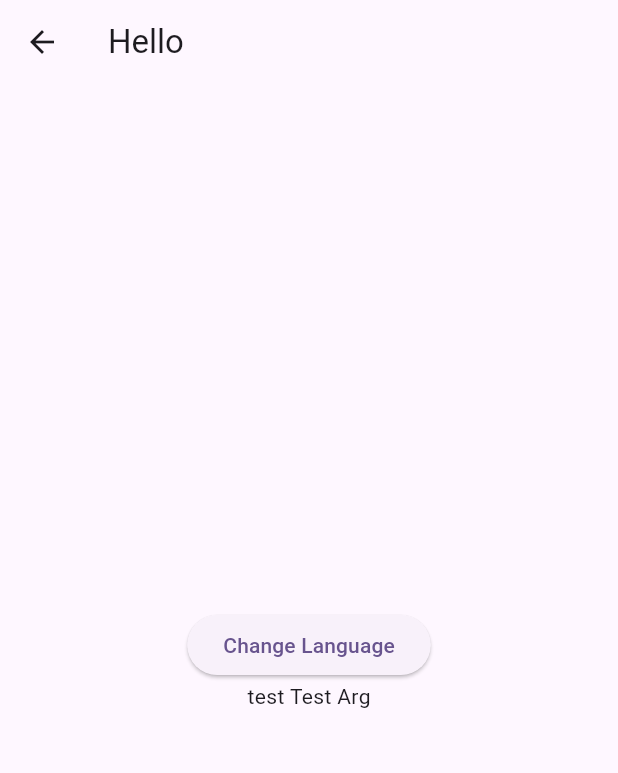
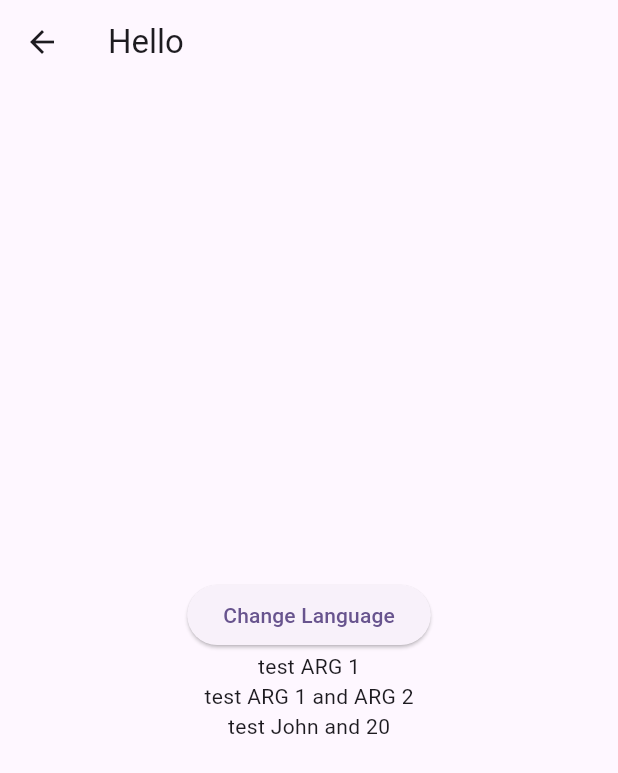
Before and after one commit to ANILSRGT/flutter_penta_core, a Flutter app: the screen it shows after launch, after a tap on "Localization Example", on a phone screen of 412 x 824 dp. Shown: the top 773 px of the screen. Run offline on Flutter 3.47's test engine with Material 3 defaults, Android fonts, the phone set to English and light mode, and no system bars; our stand-ins replace internet_connection_checker.

Commit message:
chore: update version to 2.1.0, enhance localization with contextless translation methods, and improve README with usage examples

```diff
--- a/example/assets/translations/en.json
+++ b/example/assets/translations/en.json
@@ -1,5 +1,7 @@
 {
   "greeting": "Hello",
   "changeLanguage": "Change Language",
-  "test": "test {}"
+  "test": "test {}",
+  "testMulti": "test {} and {}",
+  "testNamed": "test {name} and {age}"
 }
--- a/example/assets/translations/tr.json
+++ b/example/assets/translations/tr.json
@@ -1,5 +1,7 @@
 {
   "greeting": "Merhaba",
   "changeLanguage": "Dili Değiştir",
-  "test": "dene {}"
+  "test": "dene {}",
+  "testMulti": "dene {} ve {}",
+  "testNamed": "dene {name} ve {age}"
 }
--- a/example/lib/localization_example_page.dart
+++ b/example/lib/localization_example_page.dart
@@ -10,7 +10,7 @@ class LocalizationExamplePage extends StatelessWidget {
   @override
   Widget build(BuildContext context) {
     return Scaffold(
-      appBar: AppBar(title: Text(LocaleKeys.greeting.translate(context))),
+      appBar: AppBar(title: Text(LocaleKeys.greeting.tr())),
       body: Center(
         child: Column(
           mainAxisAlignment: MainAxisAlignment.center,
@@ -24,9 +24,16 @@ class LocalizationExamplePage extends StatelessWidget {
                         : AppLocale.en;
                 context.localeManagerNotifierRead.changeLocale(newLocale);
               },
-              child: Text(LocaleKeys.changeLanguage.translate(context)),
+              child: Text(LocaleKeys.changeLanguage.tr()),
             ),
-            Text(LocaleKeys.testArgs1.translateWithArgs(context, ['Test Arg'])),
+            Text(LocaleKeys.testArgs1.trWithArgs(['ARG 1'])),
+            Text(LocaleKeys.testMultiArgs2.trWithArgs(['ARG 1', 'ARG 2'])),
+            Text(
+              LocaleKeys.testNamedArgs2.trWithNamedArgs({
+                'name': 'John',
+                'age': '20',
+              }),
+            ),
           ],
         ),
       ),
--- a/lib/src/managers/locale/locale_manager.dart
+++ b/lib/src/managers/locale/locale_manager.dart
@@ -1,4 +1,5 @@
 import 'dart:convert' show jsonDecode;
+import 'dart:math' as math;
 
 import 'package:flutter/material.dart';
 import 'package:flutter/services.dart' show rootBundle;
@@ -13,6 +14,16 @@ class LocaleManager<T extends Enum> {
   static LocaleManager get I => _instance;
 
   final Map<T, Map<String, String>> _localizedStrings = {};
+  _LocaleManagerNotifier? _notifier;
+
+  /// Global notifier getter. Available for context-less translations.
+  _LocaleManagerNotifier? get notifier => _notifier;
+
+  /// Register the notifier created by the provider so translations
+  /// can be performed without a BuildContext.
+  void _registerNotifier(_LocaleManagerNotifier notifier) {
+    _notifier = notifier;
+  }
 
   /// ex. json file path: `assets/translations/`
   /// <br/>ex. json file name: `en.json` or `enUS.json`
--- a/lib/src/managers/locale/locale_manager_extension.dart
+++ b/lib/src/managers/locale/locale_manager_extension.dart
@@ -18,4 +18,38 @@ extension LocaleManagerProviderStringExtension on String {
   ) {
     return context.localeManagerNotifierWatch.translateWithArgs(this, args);
   }
+
+  String translateWithNamedArgs<T extends Enum>(
+    BuildContext context,
+    Map<String, String> args,
+  ) {
+    return context.localeManagerNotifierWatch.translateWithNamedArgs(
+      this,
+      args,
+    );
+  }
 }
+
+extension LocaleManagerStringNoContextExtension on String {
+  /// Translate using the globally registered notifier (no BuildContext).
+  /// Returns the key itself if notifier is not registered.
+  String tr<T extends Enum>() {
+    final notifier = LocaleManager.I.notifier;
+    if (notifier == null) return this;
+    return notifier.translate(this);
+  }
+
+  String trWithArgs<T extends Enum>(List<String> args) {
+    final notifier = LocaleManager.I.notifier;
+    if (notifier == null) return this;
+    return notifier.translateWithArgs(this, args);
+  }
+
+  String trWithNamedArgs<T extends Enum>(
+    Map<String, String> args,
+  ) {
+    final notifier = LocaleManager.I.notifier;
+    if (notifier == null) return this;
+    return notifier.translateWithNamedArgs(this, args);
+  }
+}
--- a/lib/src/managers/locale/locale_manager_notifier.dart
+++ b/lib/src/managers/locale/locale_manager_notifier.dart
@@ -26,7 +26,23 @@ class _LocaleManagerNotifier<T extends Enum> extends ChangeNotifier {
     if (localizedStrings.containsKey(key)) {
       var translatedString = localizedStrings[key] ?? key;
       for (var i = 0; i < args.length; i++) {
-        translatedString = translatedString.replaceAll('{}', args[i]);
+        translatedString = translatedString.replaceFirst('{}', args[i]);
+      }
+      return translatedString;
+    }
+    return key;
+  }
+
+  String translateWithNamedArgs(String key, Map<String, String> args) {
+    final localizedStrings =
+        LocaleManager.I._localizedStrings[_currentLocale] ?? {};
+    if (localizedStrings.containsKey(key)) {
+      var translatedString = localizedStrings[key] ?? key;
+      for (final entry in args.entries) {
+        translatedString = translatedString.replaceFirst(
+          '{${entry.key}}',
+          entry.value,
+        );
       }
       return translatedString;
     }
--- a/lib/src/managers/locale/locale_manager_provider.dart
+++ b/lib/src/managers/locale/locale_manager_provider.dart
@@ -11,6 +11,9 @@ class LocaleManagerProvider extends InheritedNotifier<_LocaleManagerNotifier> {
     required Widget child,
   }) {
     final notifier = _LocaleManagerNotifier(defaultLocale: defaultLocale);
+    // Register notifier to LocaleManager singleton so translations
+    // can be performed without BuildContext when needed.
+    LocaleManager.I._registerNotifier(notifier);
     return LocaleManagerProvider._(notifier: notifier, child: child);
   }
 
--- a/pubspec.yaml
+++ b/pubspec.yaml
@@ -1,6 +1,6 @@
 name: penta_core
 description: "A package for Penta Core, a Flutter package that provides a set of utilities and tools to help developers build high-quality applications quickly and efficiently."
-version: 2.0.0
+version: 2.1.0
 homepage: https://github.com/ANILSRGT
 repository: https://github.com/ANILSRGT/flutter_penta_core
 license: MIT
@@ -24,8 +24,8 @@ dependencies:
 dev_dependencies:
   flutter_test:
     sdk: flutter
-  very_good_analysis: ^9.0.0
-  build_runner: ^2.6.0
+  very_good_analysis: ^10.0.0
+  build_runner: ^2.7.1
 
 flutter:
   uses-material-design: true
```
Also changed, not shown: example/lib/locale_keys.g.dart, example/pubspec.lock, 6 other files.
